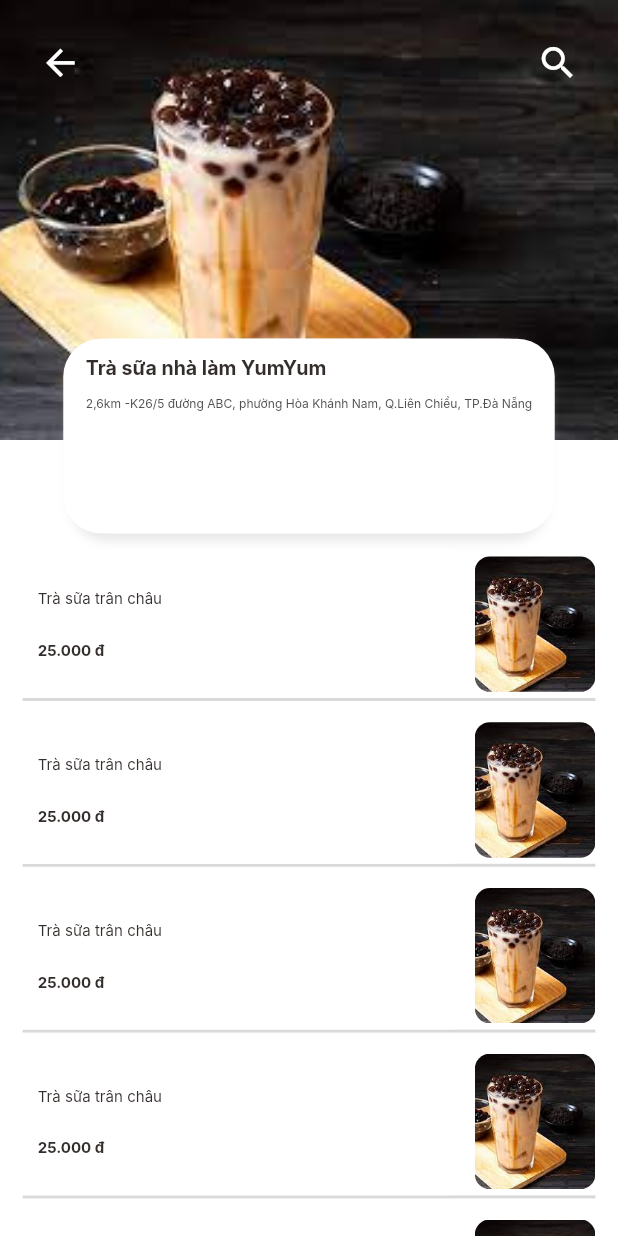
After one commit to nthanhthan/app_food, a Flutter app: the StorePage screen opened directly, on a phone screen of 412 x 824 dp. The commit adds this screen. Run offline on Flutter 3.47's test engine with Material 2 defaults, Android fonts, the phone set to English and light mode, and no system bars; our stand-ins replace dots_indicator, flutter_screenutil, get, persistent_bottom_nav_bar, shared_preferences; accounts and stored records are empty; network calls fail; Roboto replaces fonts that are missing (Inter); statements that could not run were skipped.

Commit message:
UI StorePage and handle Token

```diff
--- a/lib/auth/sign_up_page.dart
+++ b/lib/auth/sign_up_page.dart
@@ -75,7 +75,11 @@ class SignUpPage extends StatelessWidget {
                       MaterialPageRoute(builder: (context) => const SignInPage()),
                     );
                     }else{
-                      print("SAI");
+                      emailController.text="";
+                      nameController.text="";
+                      phoneController.text="";
+                      passwordController.text="";
+                      Text("SAI rooif");
                     }
                   },
                   child: BigText(
--- a/lib/controllers/popular_product_controller.dart
+++ b/lib/controllers/popular_product_controller.dart
@@ -34,7 +34,6 @@ class PopularProductController extends GetxController{
     }
   }
   Future<bool> SignIn(data,url) async{
-
     http.Response response=(await popularProductRepo.SignIn(data, url)) as http.Response;
     String? allSetCookie=response.headers['set-cookie'];
     print(allSetCookie);
--- a/lib/helper/dependencies.dart
+++ b/lib/helper/dependencies.dart
@@ -1,8 +1,13 @@
+
 import 'package:app_food/controllers/popular_product_controller.dart';
 import 'package:app_food/data/api/api_client.dart';
 import 'package:app_food/data/repository/popular_product_repo.dart';
 import 'package:get/get.dart';
+import 'package:shared_preferences/shared_preferences.dart';
+
+
 Future<void> init()async {
+
   //api client
   Get.lazyPut(() =>ApiClient(appBaseUrl: "https://takefoodauthentication.azurewebsites.net/"));
   //repo
--- /dev/null
+++ b/lib/pages/food/store.dart
@@ -0,0 +1,158 @@
+import 'package:app_food/widgets/big_text.dart';
+import 'package:app_food/widgets/small_text.dart';
+import 'package:flutter/cupertino.dart';
+import 'package:flutter/material.dart';
+import 'package:flutter_screenutil/flutter_screenutil.dart';
+
+import '../../utils/colors.dart';
+import '../../widgets/app_icon.dart';
+
+class StorePage extends StatelessWidget {
+  const StorePage({Key? key}) : super(key: key);
+
+  @override
+  Widget build(BuildContext context) {
+    return Scaffold(
+      backgroundColor: Colors.white,
+      body: Stack(
+        children: [
+          Positioned(
+              left: 0,
+              right: 0,
+              child: Container(
+                width: double.maxFinite,
+                height: ScreenUtil().setHeight(260),
+                decoration: BoxDecoration(
+                    image: DecorationImage(
+                        fit: BoxFit.cover,
+                        image: AssetImage("assets/images/milktea.png"))),
+              )),
+          Positioned(
+              top: ScreenUtil().setHeight(20),
+              left: ScreenUtil().setWidth(20),
+              right: ScreenUtil().setWidth(20),
+              child: Row(
+                mainAxisAlignment: MainAxisAlignment.spaceBetween,
+                children: [
+                  AppIcon(icon: Icons.arrow_back,size: ScreenUtil().setHeight(25),),
+                  AppIcon(icon: Icons.search,size: ScreenUtil().setHeight(25))
+                ],
+              )),
+          Positioned(
+              top: ScreenUtil().setHeight(200),
+              left: ScreenUtil().setWidth(10),
+              right: ScreenUtil().setWidth(10),
+            child: Align(
+              alignment: Alignment.bottomCenter,
+              child: Container(
+                height: ScreenUtil().setHeight(115),
+                margin: EdgeInsets.only(
+                    left: ScreenUtil().setWidth(25),
+                    right: ScreenUtil().setWidth(25),
+                    bottom:ScreenUtil().setHeight(10)),
+                decoration: BoxDecoration(
+                    borderRadius: BorderRadius.circular(ScreenUtil().radius(25)),
+                    color: Colors.white,
+                    boxShadow: [
+                      BoxShadow(
+                          color: Color(0xFFe8e8e8),
+                          blurRadius: 5.0,
+                          offset: Offset(0, 5)),
+                      BoxShadow(color: Colors.white, offset: Offset(-5, 0)),
+                      BoxShadow(color: Colors.white, offset: Offset(5, 0))
+                    ]),
+                child: Container(
+                  padding: EdgeInsets.only(
+                      top: ScreenUtil().setHeight(10),
+                      left: ScreenUtil().setWidth(10),
+                      right: ScreenUtil().setWidth(10)),
+                  child:  Column(
+                    crossAxisAlignment: CrossAxisAlignment.start,
+                    children: [
+                      BigText(text: "Trà sữa nhà làm YumYum",size: ScreenUtil().setSp(13),),
+                      SizedBox(
+                        height: ScreenUtil().setHeight(10),
+                      ),
+                      SmallText(text: "2,6km -K26/5 đường ABC, phường Hòa Khánh Nam, Q.Liên Chiểu, TP.Đà Nẵng",color:Color(0xFF4D4D4D),size: ScreenUtil().setSp(8),),
+                    ]
+                  )
+                ),
+              ),
+            ),),
+          Positioned(
+              top: ScreenUtil().setHeight(320),
+              left: ScreenUtil().setWidth(5),
+              right:ScreenUtil().setWidth(5),
+              child: ListView.builder(
+                  padding: EdgeInsets.only(top: ScreenUtil().setHeight(5)),
+                  physics: NeverScrollableScrollPhysics(),
+                  shrinkWrap: true,
+                  itemCount: 10,
+                  itemBuilder: (context, index) {
+                    return Container(
+                      margin: EdgeInsets.only(
+                          left: ScreenUtil().setWidth(10), right: ScreenUtil().setWidth(10),bottom: ScreenUtil().setWidth(10)),
+                      decoration: BoxDecoration(
+                          border: Border(
+                              bottom: BorderSide(
+                                  color: AppColors.borderBottom,
+                                  width: 2.0
+                              )
+                          )
+                      ),
+                      child: Row(
+                        children: [
+                          //image section
+                          //text container
+                          Expanded(
+                            child: Container(
+                              height: ScreenUtil().setWidth(98),
+                              decoration: BoxDecoration(
+                                borderRadius: BorderRadius.only(
+                                  topRight: Radius.circular(ScreenUtil().radius(15)),
+                                  bottomRight: Radius.circular(ScreenUtil().radius(15)),
+                                ),
+                                color: Colors.white,
+                              ),
+                              child: Padding(
+                                padding: EdgeInsets.only(left: ScreenUtil().setWidth(10),right:  ScreenUtil().setWidth(10)),
+                                child: Column(
+                                  crossAxisAlignment: CrossAxisAlignment.start,
+                                  mainAxisAlignment: MainAxisAlignment.center,
+                                  children: [
+                                    SmallText(text: "Trà sữa trân châu",size:  ScreenUtil().setSp(10),color:AppColors.mainBlackColor ),
+                                    SizedBox(height: ScreenUtil().setHeight(20)),
+                                    BigText(text: "25.000 đ",color:AppColors.mainBlackColor ,size:  ScreenUtil().setSp(10),)
+                                  ],
+
+                                ),
+
+
+                              ),
+                            ),
+                          ),
+                          Container(
+                            width:ScreenUtil().setWidth(80),
+                            height: ScreenUtil().setHeight(80),
+                            decoration: BoxDecoration(
+                                borderRadius:
+                                BorderRadius.circular(ScreenUtil().radius(10)),
+                                color: Colors.white38,
+                                image: DecorationImage(
+                                    fit: BoxFit.cover,
+                                    image: AssetImage("assets/images/milktea.png"))),
+                          ),
+                        ],
+                      ),
+
+                    );
+                  }),
+          )
+
+
+        ],
+      ),
+
+    );
+  }
+}
--- a/lib/pages/home/home_page.dart
+++ b/lib/pages/home/home_page.dart
@@ -1,3 +1,4 @@
+import 'package:app_food/pages/food/store.dart';
 import 'package:flutter/cupertino.dart';
 import 'package:flutter/material.dart';
 import 'package:persistent_bottom_nav_bar/persistent-tab-view.dart';
@@ -18,7 +19,7 @@ class _HomePageState extends State<HomePage> {
     return [
       MainFoodPage(),
       PopularFoodDetail(),
-      Container(child: Center(child: Text("Shopping Cart")),),
+      StorePage(),
       Container(child: Center(child: Text("Profile")),),
 
     ];
--- a/lib/routes/route_helper.dart
+++ b/lib/routes/route_helper.dart
@@ -1,13 +1,17 @@
 import 'package:app_food/auth/sign_in_page.dart';
 import 'package:app_food/auth/sign_up_page.dart';
+import 'package:app_food/pages/food/store.dart';
 import 'package:get/get_navigation/src/routes/get_route.dart';
 
 import '../pages/home/home_page.dart';
 
 class RouteHelper{
   static const String initial="/";
+  static const String homepage="/home_page";
   static String getInitial()=>'$initial';
+  static String getHomePage()=>'$homepage';
   static List<GetPage> routes=[
-    GetPage(name: initial, page: ()=>SignUpPage()),
+    GetPage(name: initial, page: ()=>SignInPage()),
+    GetPage(name: homepage, page:()=> HomePage())
   ];
 }
--- a/lib/widgets/app_icon.dart
+++ b/lib/widgets/app_icon.dart
@@ -13,7 +13,7 @@ class AppIcon extends StatelessWidget {
   const AppIcon({Key? key,
     required this.icon,
     this.backgroundColor=const Color(0xFFfcf4e4),
-   this.iconColor=const Color(0xFF756d54),
+   this.iconColor=const Color(0xFFFFFFFF),
      this.size=40}) : super(key: key);
 
   @override
@@ -23,7 +23,7 @@ class AppIcon extends StatelessWidget {
       height: ScreenUtil().setHeight(35),
       decoration: BoxDecoration(
         borderRadius: BorderRadius.circular(size/3),
-        color: AppColors.buttonBackgroundColor,
+      //  color: AppColors.buttonBackgroundColor,
       ),
       child: Icon(
         icon,
--- a/lib/widgets/big_text.dart
+++ b/lib/widgets/big_text.dart
@@ -23,7 +23,7 @@ class BigText extends StatelessWidget {
   Widget build(BuildContext context) {
     return Text(
       text,
-      maxLines: 1,
+      maxLines: 2,
       overflow: overFlow,
       style: TextStyle(
         fontFamily: 'Inter',
--- a/lib/widgets/small_text.dart
+++ b/lib/widgets/small_text.dart
@@ -18,9 +18,10 @@ class SmallText extends StatelessWidget {
   Widget build(BuildContext context) {
     return Text(
       text,
+      maxLines: 2,
       style: TextStyle(
         fontFamily: 'Inter',
-        color: color,
+        color: color==const Color(0xFFccc7c5)?const Color(0xFFccc7c5):color,
         fontSize: size,
         height: height
       ),
--- a/pubspec.yaml
+++ b/pubspec.yaml
@@ -34,6 +34,8 @@ dependencies:
   persistent_bottom_nav_bar: ^4.0.2
   flutter_screenutil: 5.5.4
   http: ^0.13.5
+  shared_preferences: ^2.0.15
+  set_state: ^ 3.0.0
 
   # The following adds the Cupertino Icons font to your application.
   # Use with the CupertinoIcons class for iOS style icons.
```
Also changed, not shown: lib/data/api/api_client.dart (+55 -41 lines), lib/main.dart (+6 -2 lines), assets/images/milktea.png (added), pubspec.lock.
